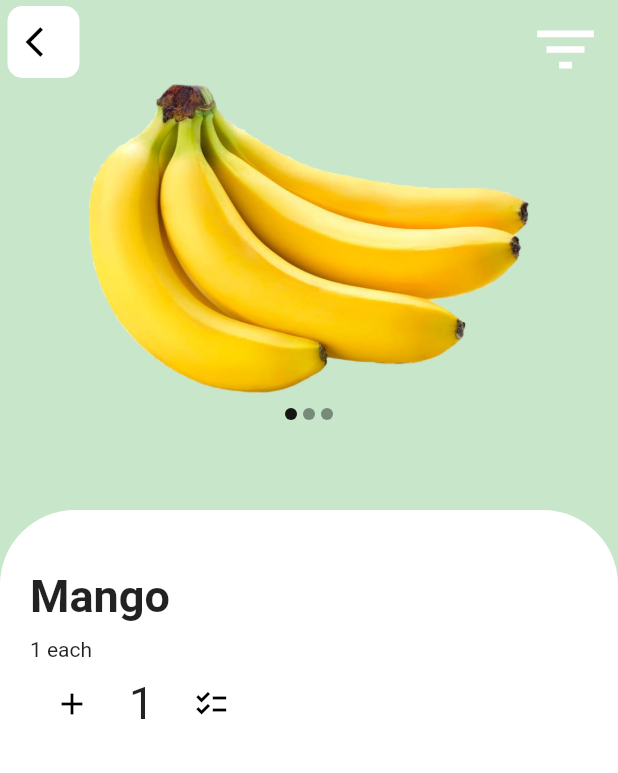
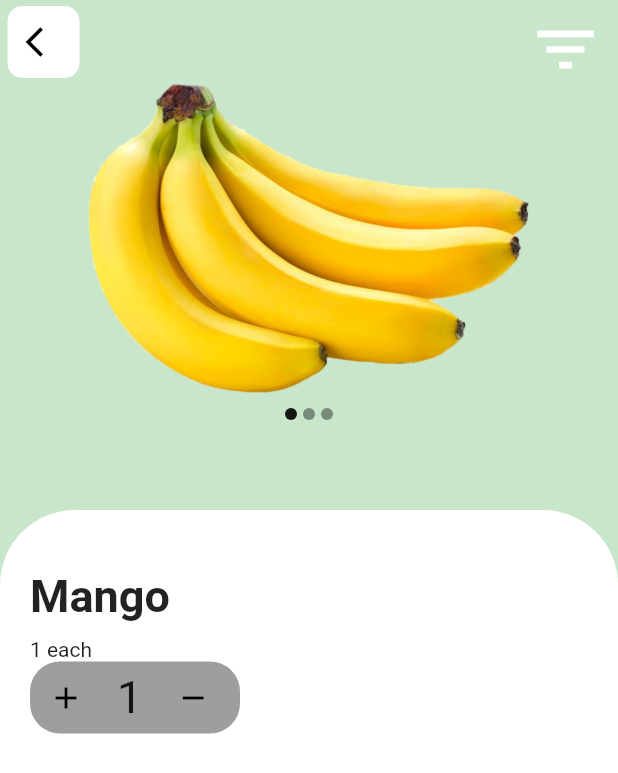
Before and after one commit to khadkabindu/Fruit-App, a Flutter app: the screen it shows after launch, after a tap on the "add" icon, on a phone screen of 412 x 824 dp. Shown: the top 773 px of the screen. Run offline on Flutter 3.47's test engine with Material 2 defaults, Android fonts, the phone set to English and light mode, and no system bars; drawn by our look-alikes of carousel_slider.

Commit message:
added icons

```diff
--- a/lib/counter.dart
+++ b/lib/counter.dart
@@ -24,16 +24,21 @@ class _CounterDesign extends State<CounterDesign> {
   @override
   Widget build(BuildContext context) {
     return Container(
+      decoration: BoxDecoration(
+        color: Colors.grey.shade500,
+        borderRadius: BorderRadius.circular(20.0),
+      ),
+      width: 140.0,
       child: Row(
         children: <Widget>[
-          new FloatingActionButton(
-            onPressed: add,
-            child: new Icon(
+          new IconButton(
+            icon: const Icon(
               Icons.add,
               color: Colors.black,
             ),
-            backgroundColor: Colors.white,
-            elevation: 0.0,
+            onPressed: () {
+              add();
+            },
           ),
           SizedBox(
             width: 10.0,
@@ -42,12 +47,14 @@ class _CounterDesign extends State<CounterDesign> {
           SizedBox(
             width: 10.0,
           ),
-          new FloatingActionButton(
-            onPressed: minus,
-            child: new Icon(const IconData(0xe15b, fontFamily: 'MaterialIcons'),
-                color: Colors.black),
-            backgroundColor: Colors.white,
-            elevation: 0.0,
+          new IconButton(
+            icon: const Icon(
+              Icons.remove,
+              color: Colors.black,
+            ),
+            onPressed: () {
+              minus();
+            },
           ),
         ],
       ),
```
